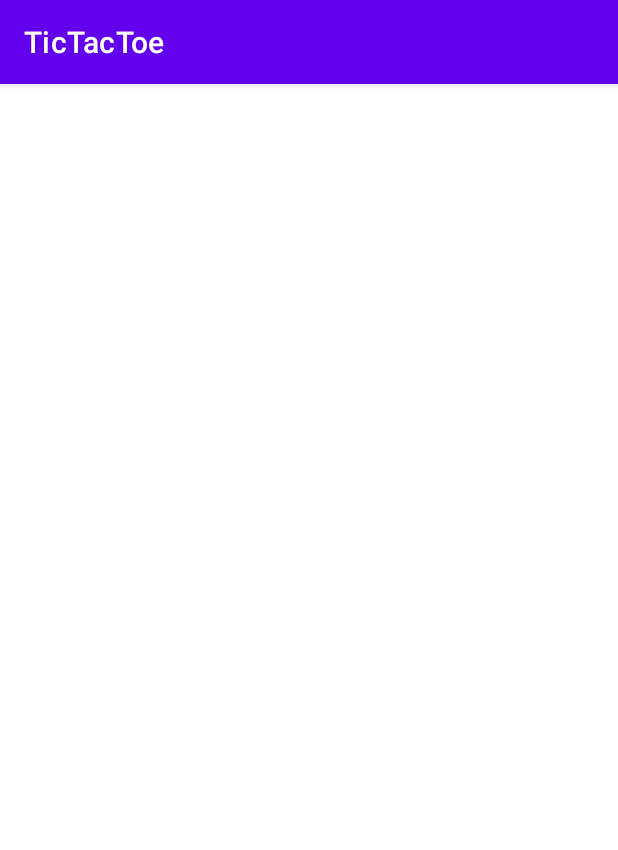
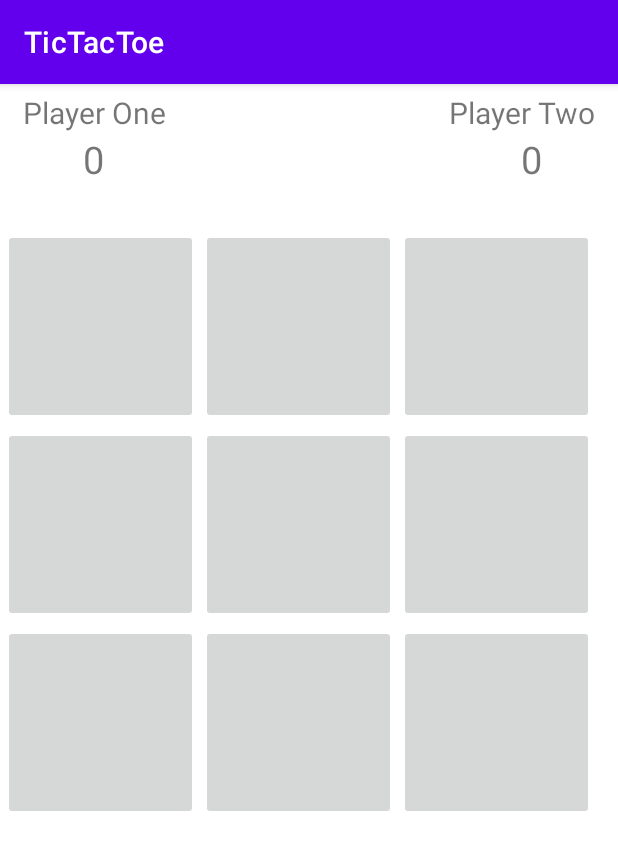
Before and after one commit to michalzembron/Tic-tac-toe, an Android app: the BoardMultiplayerActivity screen opened directly, with no data from a screen before it, on a phone screen of 412 x 824 dp. Shown: the top 850 px of the screen. Run offline under Robolectric (Android 15) with nearby library versions, the phone set to English and light mode, and no system bars; our stand-ins replace Firebase (no records; nobody signed in at launch, a user with empty details on screens opened directly); 1 statement that could not run was skipped.

Commit message:
Working basics

```diff
--- a/app/src/main/java/com/example/tictactoe/BoardMultiplayerActivity.java
+++ b/app/src/main/java/com/example/tictactoe/BoardMultiplayerActivity.java
@@ -5,18 +5,19 @@ import androidx.appcompat.app.AppCompatActivity;
 
 import android.content.Intent;
 import android.os.Bundle;
+import android.os.Debug;
 import android.util.Log;
 import android.view.View;
 import android.widget.ImageButton;
 import android.widget.Toast;
 
-import com.example.tictactoe.database.Connection;
 import com.example.tictactoe.installation.Installation;
 import com.google.firebase.database.DataSnapshot;
 import com.google.firebase.database.DatabaseError;
 import com.google.firebase.database.DatabaseReference;
 import com.google.firebase.database.FirebaseDatabase;
 import com.google.firebase.database.ValueEventListener;
+
 
 public class BoardMultiplayerActivity extends AppCompatActivity implements View.OnClickListener {
 
@@ -26,31 +27,27 @@ public class BoardMultiplayerActivity extends AppCompatActivity implements View.
     int roundCount=0;
     boolean isThisPlayerOne;
     boolean isActivePlayer;
-    // empty => 0
-    // p1 => 1
-    // p2 => 2
-    int[] gameState = {0, 0, 0,
-            0, 0, 0,
-            0, 0, 0};
 
-    int[][] winningPositions = {
-            {0, 1, 2}, {3, 4, 5}, {6, 7, 8}, //wiersze
-            {0, 3, 6}, {1, 4, 7}, {2, 5, 8}, //kolumny
-            {0, 4, 8}, {2, 4, 6} //na krzyz
+    int [][] winningPositions = {
+            {0,1,2}, {3,4,5}, {6,7,8}, //wiersze
+            {0,3,6}, {1,4,7}, {2,5,8}, //kolumny
+            {0,4,8}, {2,4,6} //na krzyz
     };
+    String  gameState = "000000000";
+
 
     @Override
     protected void onCreate(Bundle savedInstanceState) {
         super.onCreate(savedInstanceState);
-        setContentView(R.layout.activity_board_multiplayer);
+        setContentView(R.layout.activity_multiplayer_board);
         AssignVariables();
         String gameCode = getIntent().getStringExtra("gameCode");
-        DatabaseReference gamesRef = FirebaseDatabase.getInstance().getReference("Games/" + gameCode);
+        DatabaseReference gamesRef = FirebaseDatabase.getInstance().getReference("Games/" + gameCode+"/gameboard");
         gamesRef.addValueEventListener(new ValueEventListener() {
             @Override
             public void onDataChange(@NonNull DataSnapshot snapshot) {
-                UpdateBoardVisuals((int[]) snapshot.child(gameCode).child("gameboard").getValue());
-                roundCount++;
+                UpdateBoardVisuals(snapshot.getValue().toString());
+                isActivePlayer=!isActivePlayer;
             }
 
             @Override
@@ -68,18 +65,17 @@ public class BoardMultiplayerActivity extends AppCompatActivity implements View.
             return;
         }
         String buttonID = v.getResources().getResourceEntryName(v.getId());
-        int gameStatePointer = Integer.parseInt(buttonID.substring(buttonID.length() - 1));
+        int gameStatePointer = Integer.parseInt(buttonID.substring(buttonID.length()-1));
         boolean hasBoardChanged=false;
         if (isThisPlayerOne && isActivePlayer) {
-            //TODO: zrobic rozne ikonki albo standaryzacje
             ((ImageButton) v).setImageResource(R.drawable.ic_person_black_24dp);
             v.setTag("1");
-            gameState[gameStatePointer] = 1;
+            gameState = changeCharInPosition(gameStatePointer,'1',gameState);
             hasBoardChanged=true;
         } else if (!isThisPlayerOne && isActivePlayer) {
             ((ImageButton) v).setImageResource(R.drawable.ic_people_alt_black_24dp);
             v.setTag("2");
-            gameState[gameStatePointer] = 2;
+            gameState = changeCharInPosition(gameStatePointer,'2',gameState);
             hasBoardChanged=true;
         }
 
@@ -88,20 +84,20 @@ public class BoardMultiplayerActivity extends AppCompatActivity implements View.
             gamesRef.child("gameboard").setValue(gameState);
         }
 
-        if (CheckWinner()) {
-            if (buttons[winningPos].getTag()=="1") {
-                Toast.makeText(this, "Player One Won!", Toast.LENGTH_SHORT).show();
-            } else {
-                Toast.makeText(this, "Player Two Won!", Toast.LENGTH_SHORT).show();
-            }
-        } else if (roundCount == 9) {
-            PlayAgain();
-            Toast.makeText(this, "No Winner!", Toast.LENGTH_SHORT).show();
-        } else
-        {
-            isActivePlayer = !isActivePlayer;
-        }
-
+//        if (CheckWinner())
+//        {
+//            if (buttons[winningPos].getTag()=="1") {
+//                Toast.makeText(this, "Player One Won!", Toast.LENGTH_SHORT).show();
+//            } else {
+//                Toast.makeText(this, "Player Two Won!", Toast.LENGTH_SHORT).show();
+//            }
+//        } else if (roundCount == 9) {
+//            PlayAgain();
+//            Toast.makeText(this, "No Winner!", Toast.LENGTH_SHORT).show();
+//        } else
+//       {
+//       }
+//
     }
 
     @Override
@@ -139,58 +135,30 @@ public class BoardMultiplayerActivity extends AppCompatActivity implements View.
         });
     }
 
-    void UpdateBoardVisuals(int[] newGameState) {
+    void UpdateBoardVisuals(String newGameState) {
         gameState = newGameState;
-        for (int i = 0; i < 10; i++) {
-            if (gameState[i] == 0) {
+        Log.d("gamestate",gameState);
+        for (int i = 0; i < 9; i++) {
+            if (gameState.charAt(i) == 0) {
                 buttons[i].setImageResource(0);
-            } else if (gameState[i] == 1) {
+            } else if (gameState.charAt(i) == '1') {
                 buttons[i].setImageResource(R.drawable.ic_person_black_24dp);
-            } else if (gameState[i] == 2) {
+            } else if (gameState.charAt(i) == '2') {
                 buttons[i].setImageResource(R.drawable.ic_people_alt_black_24dp);
             }
-
         }
-
-
     }
 
     void AssignVariables() {
-        String gameCode = getIntent().getStringExtra("gameCode");
-        DatabaseReference gamesRef = FirebaseDatabase.getInstance().getReference("Games/" + gameCode);
-        gamesRef.addListenerForSingleValueEvent(new ValueEventListener() {
+        Boolean isFirst = getIntent().getBooleanExtra("isFirst",true);
+        //bo po dolaczeniu 2 gracza sie wszystko zmienia
+        isActivePlayer = !isFirst;
+        isThisPlayerOne = isFirst;
 
-            @Override
-            public void onDataChange(@NonNull DataSnapshot snapshot) {
-                if (snapshot.child(gameCode).child("player1").getValue().toString().toLowerCase().equals(id.toLowerCase())) {
-                    isThisPlayerOne = true;
-                    isActivePlayer = true;
-                } else {
-                    isThisPlayerOne = false;
-                    isActivePlayer = false;
-                }
-            }
-
-            @Override
-            public void onCancelled(@NonNull DatabaseError error) {
-
-            }
-        });
-
-
-        buttons[0] = (ImageButton) findViewById(R.id.im_btn_mp0);
-        buttons[1] = (ImageButton) findViewById(R.id.im_btn_mp1);
-        buttons[2] = (ImageButton) findViewById(R.id.im_btn_mp2);
-        buttons[3] = (ImageButton) findViewById(R.id.im_btn_mp3);
-        buttons[4] = (ImageButton) findViewById(R.id.im_btn_mp4);
-        buttons[5] = (ImageButton) findViewById(R.id.im_btn_mp5);
-        buttons[6] = (ImageButton) findViewById(R.id.im_btn_mp6);
-        buttons[7] = (ImageButton) findViewById(R.id.im_btn_mp7);
-        buttons[8] = (ImageButton) findViewById(R.id.im_btn_mp8);
         for (int i = 0; i < buttons.length; i++) {
-            //String buttonID = "im_btn_mp" + i;
-            //int resourceID = getResources().getIdentifier(buttonID, "id", getPackageName());
-            //buttons[i] = findViewById(resourceID);
+            String buttonID = "im_btn_mp" + i;
+            int resourceID = getResources().getIdentifier(buttonID, "id", getPackageName());
+            buttons[i] = findViewById(resourceID);
             buttons[i].setOnClickListener(this);
             buttons[i].setTag("0");
             buttons[i].setImageResource(0);
@@ -201,11 +169,11 @@ public class BoardMultiplayerActivity extends AppCompatActivity implements View.
         boolean winnerResult = false;
 
         for(int [] winningPosition : winningPositions){
-            if (gameState[winningPosition[0]] == gameState[winningPosition[1]] &&
-                    gameState[winningPosition[1]] == gameState[winningPosition[2]] &&
-                    gameState[winningPosition[0]] != 0) {
+            if (gameState.charAt(winningPosition[0]) == gameState.charAt(winningPosition[1]) &&
+                    gameState.charAt(winningPosition[1]) == gameState.charAt(winningPosition[2]) &&
+                    gameState.charAt(winningPosition[0]) != 0) {
                 winnerResult = true;
-                winningPos = gameState[winningPosition[0]];
+                winningPos = gameState.charAt(winningPosition[0]);
                 break;
             }
         }
@@ -218,15 +186,13 @@ public class BoardMultiplayerActivity extends AppCompatActivity implements View.
         for (int i = 0; i < buttons.length; i++) {
             buttons[i].setTag("0");
         }
-        for(int i = 0; i < buttons.length; i++){
-            gameState[i] = 0;
-        }
+        gameState = "000000000";
         String gameCode = getIntent().getStringExtra("gameCode");
         DatabaseReference gamesRef = FirebaseDatabase.getInstance().getReference("Games/" + gameCode);
         gamesRef.addListenerForSingleValueEvent(new ValueEventListener() {
             @Override
             public void onDataChange(@NonNull DataSnapshot snapshot) {
-                gamesRef.child(gameCode).child("gameboard").setValue(gameState);
+                gamesRef.child(gameCode).child("gameboard").setValue((gameState));
             }
 
             @Override
@@ -236,4 +202,10 @@ public class BoardMultiplayerActivity extends AppCompatActivity implements View.
         });
 
     }
+
+    public String changeCharInPosition(int position, char ch, String str){
+        char[] charArray = str.toCharArray();
+        charArray[position] = ch;
+        return new String(charArray);
+    }
 }
--- a/app/src/main/res/layout/activity_board_multiplayer.xml
+++ /dev/null
@@ -1,9 +0,0 @@
-<?xml version="1.0" encoding="utf-8"?>
-<androidx.constraintlayout.widget.ConstraintLayout xmlns:android="http://schemas.android.com/apk/res/android"
-    xmlns:app="http://schemas.android.com/apk/res-auto"
-    xmlns:tools="http://schemas.android.com/tools"
-    android:layout_width="match_parent"
-    android:layout_height="match_parent"
-    tools:context=".BoardMultiplayerActivity">
-
-</androidx.constraintlayout.widget.ConstraintLayout>
```
Also changed, not shown: app/src/main/java/com/example/tictactoe/PlayMultiplayerActivity.java (+8 -0 lines), app/src/main/res/layout/activity_multiplayer_board.xml (+0 -13 lines).
